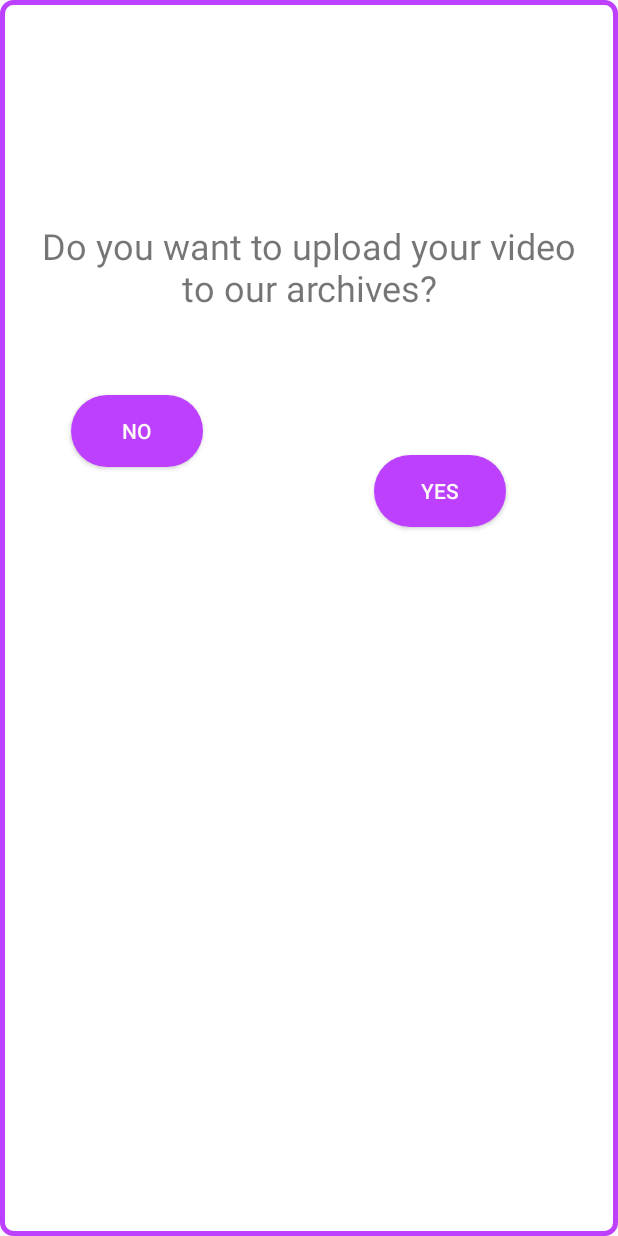
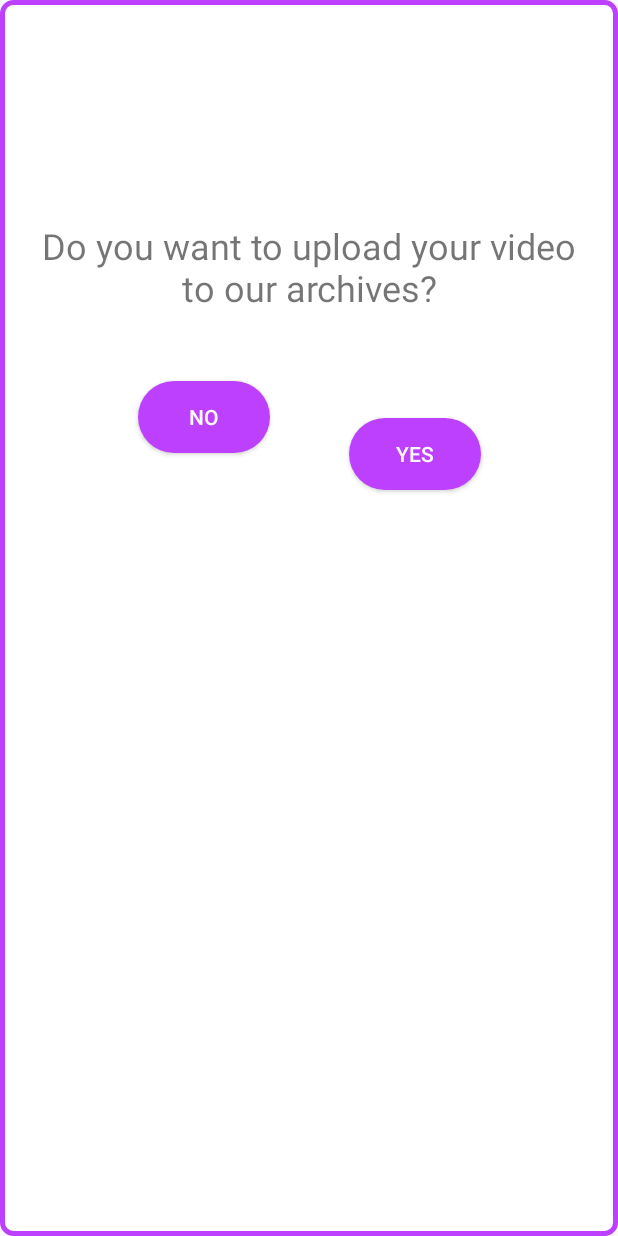
Before and after one commit to lara-ozyegen/ARtIE1.0, an Android app: the layout activity_upload_video.xml on its own in the app's theme, with its tools: preview values and no code run, on a phone screen of 412 x 824 dp. Run offline under Robolectric (Android 15) with nearby library versions, the phone set to English and light mode, and no system bars.

Commit message:
Some small changes here and there.

```diff
--- a/app/src/main/java/com/example/artie10/ARScreen.java
+++ b/app/src/main/java/com/example/artie10/ARScreen.java
@@ -296,8 +296,8 @@ public class ARScreen extends AppCompatActivity {
            // videoView.start();
             Intent intent = new Intent (ARScreen.this, UploadVideo.class );
             Bundle bundle= new Bundle();
-            bundle.putString("stuff", videoURI);
-            intent.putExtras(bundle);
+            bundle.putString( "transferInfo", videoURI );
+            intent.putExtras( bundle );
             startActivity( intent );
         }
 
--- a/app/src/main/java/com/example/artie10/UploadVideo.java
+++ b/app/src/main/java/com/example/artie10/UploadVideo.java
@@ -37,7 +37,6 @@ public class UploadVideo extends AppCompatActivity {
     private Button no;
     private FirebaseStorage storage;
     private StorageReference storageReference;
-    private String videoString;
     private File videoFile;
     private Uri filePath;
     private TextView addVideoName;
@@ -49,7 +48,10 @@ public class UploadVideo extends AppCompatActivity {
         super.onCreate( savedInstanceState );
         setContentView( R.layout.activity_upload_video );
 
+        //so upload video will be a pop-up window
         makeItPopUp();
+
+        //initializing properties
         addVideoName = (TextView) findViewById(R.id.addVideoName);
         inputVideoName = (EditText) findViewById(R.id.inputVideoName);
         uploadButton = (Button) findViewById(R.id.uploadButton);
@@ -59,7 +61,8 @@ public class UploadVideo extends AppCompatActivity {
             @Override
             public void onClick(View v) {
 
-                //close popup screen
+                //changing visibility and enabled status of some properties
+                //because yes is clicked, and they are needed for the next step
                 addVideoName.setVisibility(View.VISIBLE);
                 inputVideoName.setVisibility(View.VISIBLE);
                 uploadButton.setVisibility(View.VISIBLE);
@@ -70,6 +73,7 @@ public class UploadVideo extends AppCompatActivity {
                     @Override
                     public void onClick(View v) {
                         uploadVideo();
+                        //close popup screen
                         finish();
                     }
                 });
@@ -84,12 +88,17 @@ public class UploadVideo extends AppCompatActivity {
                 finish();
             }
         });
+
+        //this part was necessary to transfer some info from ARScreen class
         Bundle bundle = getIntent().getExtras();
-        String stuff = bundle.getString("stuff");
+        String transferInfo = bundle.getString("transferInfo");
 
+        //getting a storage and its reference from firebase
         storage = FirebaseStorage.getInstance();
         storageReference = storage.getReference();
-        videoFile = new File( stuff );
+
+        //getting the video info and creating the uri of the file to be uploaded
+        videoFile = new File( transferInfo );
         filePath = Uri.fromFile( videoFile );
 
     }
--- a/app/src/main/res/layout/activity_upload_video.xml
+++ b/app/src/main/res/layout/activity_upload_video.xml
@@ -25,10 +25,10 @@
         android:textColor="@color/colorWhite"
         app:layout_constraintBottom_toBottomOf="parent"
         app:layout_constraintEnd_toStartOf="@+id/yesButton"
-        app:layout_constraintHorizontal_bias="0.214"
+        app:layout_constraintHorizontal_bias="0.59"
         app:layout_constraintStart_toStartOf="parent"
         app:layout_constraintTop_toTopOf="parent"
-        app:layout_constraintVertical_bias="0.224" />
+        app:layout_constraintVertical_bias="0.209" />
 
     <Button
         android:id="@+id/yesButton"
@@ -41,10 +41,10 @@
         android:textColor="@color/colorWhite"
         app:layout_constraintBottom_toBottomOf="parent"
         app:layout_constraintEnd_toEndOf="parent"
-        app:layout_constraintHorizontal_bias="0.798"
+        app:layout_constraintHorizontal_bias="0.743"
         app:layout_constraintStart_toStartOf="parent"
         app:layout_constraintTop_toTopOf="parent"
-        app:layout_constraintVertical_bias="0.386" />
+        app:layout_constraintVertical_bias="0.353" />
 
     <TextView
         android:id="@+id/upload"
@@ -63,15 +63,16 @@
         android:id="@+id/addVideoName"
         android:layout_width="240dp"
         android:layout_height="69dp"
-        android:text="Add video name "
+        android:text="Please enter a name for your video."
+        android:textAlignment="center"
         android:textSize="24sp"
         android:visibility="invisible"
         app:layout_constraintBottom_toBottomOf="parent"
         app:layout_constraintEnd_toEndOf="parent"
-        app:layout_constraintHorizontal_bias="0.573"
+        app:layout_constraintHorizontal_bias="0.497"
         app:layout_constraintStart_toStartOf="parent"
         app:layout_constraintTop_toTopOf="parent"
-        app:layout_constraintVertical_bias="0.52" />
+        app:layout_constraintVertical_bias="0.518" />
 
     <EditText
         android:id="@+id/inputVideoName"
@@ -83,21 +84,22 @@
         android:visibility="invisible"
         app:layout_constraintBottom_toBottomOf="parent"
         app:layout_constraintEnd_toEndOf="parent"
-        app:layout_constraintHorizontal_bias="0.56"
         app:layout_constraintStart_toStartOf="parent"
         app:layout_constraintTop_toTopOf="parent"
-        app:layout_constraintVertical_bias="0.648" />
+        app:layout_constraintVertical_bias="0.641" />
 
     <Button
         android:id="@+id/uploadButton"
         android:layout_width="90dp"
         android:layout_height="57dp"
+        android:background="@drawable/custom_corners"
         android:enabled="true"
-        android:text="Button"
+        android:text="Upload"
+        android:textColor="@color/colorWhite"
         android:visibility="invisible"
         app:layout_constraintBottom_toBottomOf="parent"
         app:layout_constraintEnd_toEndOf="parent"
-        app:layout_constraintHorizontal_bias="0.548"
+        app:layout_constraintHorizontal_bias="0.498"
         app:layout_constraintStart_toStartOf="parent"
         app:layout_constraintTop_toTopOf="parent"
         app:layout_constraintVertical_bias="0.76" />
```
